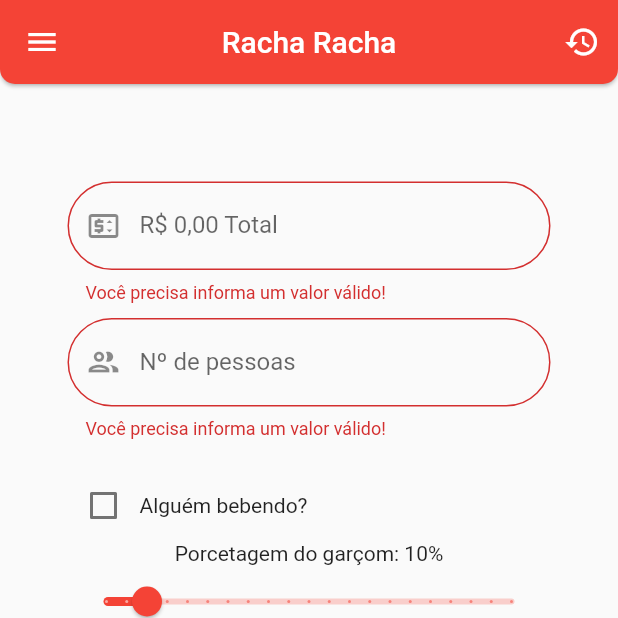
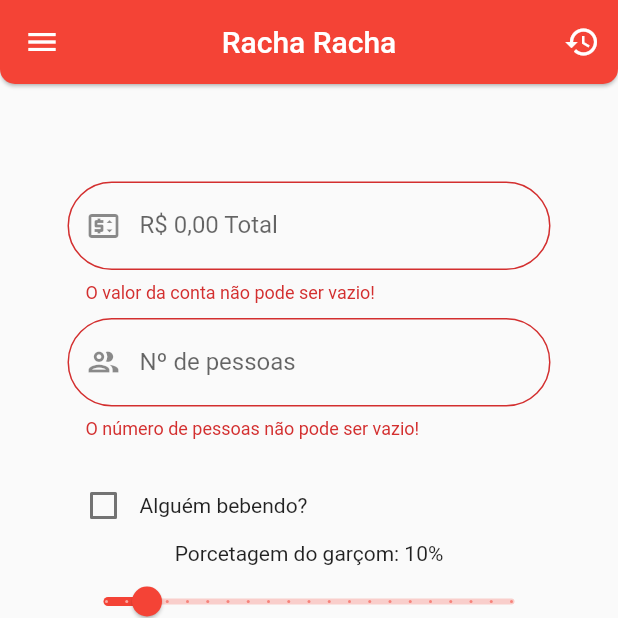
Before and after one commit to ivictoruan/rachaconta, a Flutter app: the screen it shows after launch, after a tap on "Rachar a conta", on a phone screen of 412 x 824 dp, the top half of it. Run offline on Flutter 3.47's test engine with Material 2 defaults, Android fonts, the light colour scheme and no system bars.

Commit message:
Componentizei validator e onSaved para o custom text field assim como já add as validações de cada field 😁

```diff
--- a/lib/src/core/widgets/custom_text_field.dart
+++ b/lib/src/core/widgets/custom_text_field.dart
@@ -6,11 +6,12 @@ class CustomTextField extends StatelessWidget {
   final IconData? icon;
   final TextInputType? keyboardType;
   final String? hintText;
-  final String? validator;
+  final String? Function(String? text)? validator;
+  final void Function(String? text)? onSaved;
 
   const CustomTextField(
     {
-      Key? key, required this.labelText, this.icon, this.keyboardType, this.hintText, this.validator,
+      Key? key, required this.labelText, this.icon, this.keyboardType, this.hintText, this.validator, this.onSaved,
     }) : super(key: key);
 
   @override
@@ -25,11 +26,8 @@ class CustomTextField extends StatelessWidget {
                   borderRadius: BorderRadius.all(Radius.circular(40.0)),
                 ),
               ),
-              validator: (text)  {
-                if (text!.isEmpty){
-                  return "Você precisa informa um valor válido!";
-                }
-              },
+              validator: validator,
+              onSaved: onSaved,
             );
   }
 }
--- a/lib/src/screens/home_screen/home_screen.dart
+++ b/lib/src/screens/home_screen/home_screen.dart
@@ -33,7 +33,7 @@ class _HomeScreenState extends State<HomeScreen> {
         actions: [
             IconButton(
               onPressed: () => {},
-               icon: const Icon(Icons.history),
+               icon: Icon(Icons.history),
             ),
           ],
       ),
--- a/lib/src/screens/home_screen/widgets/check_widget/check_widget.dart
+++ b/lib/src/screens/home_screen/widgets/check_widget/check_widget.dart
@@ -78,30 +78,44 @@ class _CheckWidgetState extends State<CheckWidget> {
           padding: const EdgeInsets.all(45),
           child: Column(
             children:  [
+              const SizedBox(height:20),
 
-              //Estão bebendo?
-              const SizedBox(height:20),
-              const CustomTextField(
+              CustomTextField(
                 labelText: "R\$ 0,00 Total",
                 icon: Icons.price_change_outlined,
                 keyboardType: TextInputType.number,
-                // validator: (value) {
-                //       if (value.isEmpty) {
-                //         return 'O valor da conta não pode ser vazio!';
-                //       } else if (double.tryParse(value) == null) {
-                //         return 'O valor precisa ser numérico!';
-                //       }
+                validator: (value) {
+                    if (value == null || value.isEmpty ) {
+                      return 'O valor da conta não pode ser vazio!';
+                    } else if (double.tryParse(value) == null) {
+                      return 'O valor precisa ser numérico!';
+                    }
 
-                //       return null;
-                //     },
+                    return null;
+                  },
               ),
+
               const SizedBox(height:10),
-              const CustomTextField(
+
+              CustomTextField(
                 labelText: "Nº de pessoas",
                 hintText: "1",
-                icon: Icons.people_outline_sharp
+                icon: Icons.people_outline_sharp,
+                validator: (value) {
+                    if (value == null || value.isEmpty ) {
+                      return 'O número de pessoas não pode ser vazio!';
+                    } else if (int.tryParse(value) == null) {
+                      return 'O número de pessoas precisa ser numérico!';
+                    }else if ( int.tryParse(value)! < 1){
+                      return 'O número de pessoas precisa ser maior que 0!';
+                    }
+
+                    return null;
+                  },
               ),
+
               const SizedBox(height:20),
+
               Row(
                 children: [
                   Checkbox(
@@ -115,9 +129,11 @@ class _CheckWidgetState extends State<CheckWidget> {
                   const Text("Alguém bebendo?")
                 ],
               ),
+
               Text('Porcetagem do garçom: ' +
                       waiterPercentage.toStringAsFixed(0) +
                       '%'),
+
               Slider(
                   value: waiterPercentage,
                   // numberFormat: NumberFormat("R\$"),
@@ -131,6 +147,7 @@ class _CheckWidgetState extends State<CheckWidget> {
                   divisions: 20,
                   label: waiterPercentage.toStringAsFixed(0), // toStringAsFixed(0) para não ter casas decimais
                 ),
+
               ActionButton(
                 "Rachar a conta",
                 onPressed: () {
```
